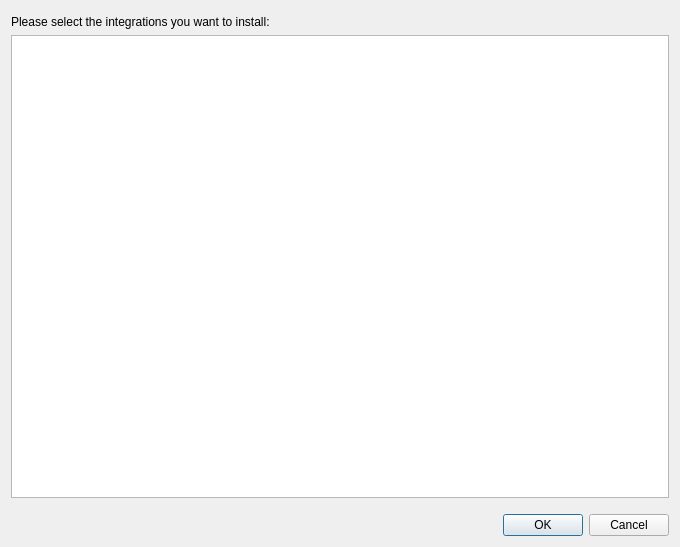
Qt form Prism/Scripts/UserInterfacesPrism/PrismInstaller.ui (PrismPipeline/Prism) before a commit.
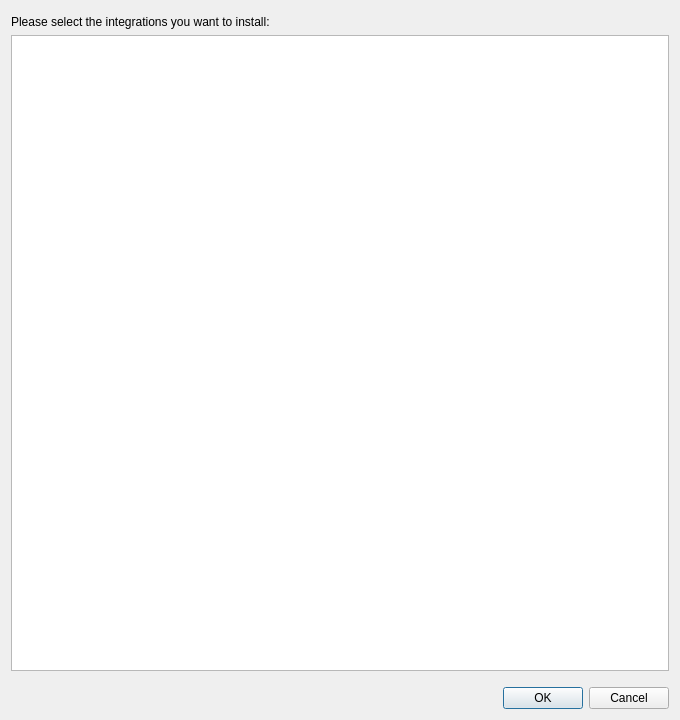
The same form after that commit.

```diff
--- a/Prism/Scripts/UserInterfacesPrism/PrismInstaller.ui
+++ b/Prism/Scripts/UserInterfacesPrism/PrismInstaller.ui
@@ -7,7 +7,7 @@
     <x>0</x>
     <y>0</y>
     <width>680</width>
-    <height>547</height>
+    <height>720</height>
    </rect>
   </property>
   <property name="windowTitle">
```
